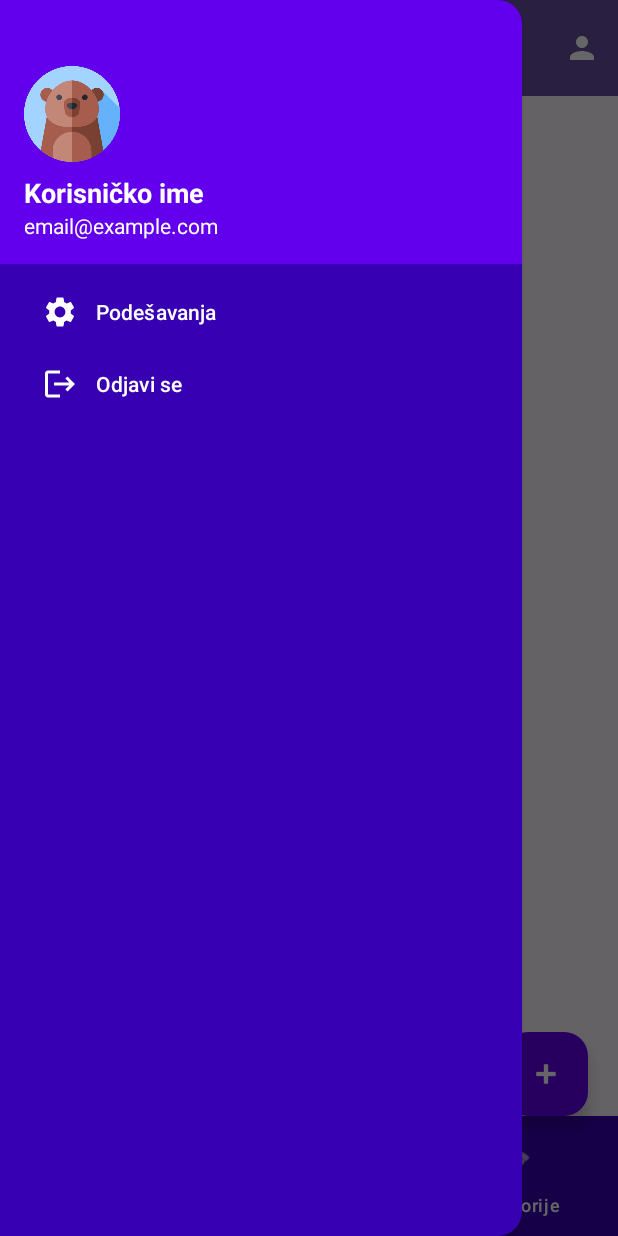
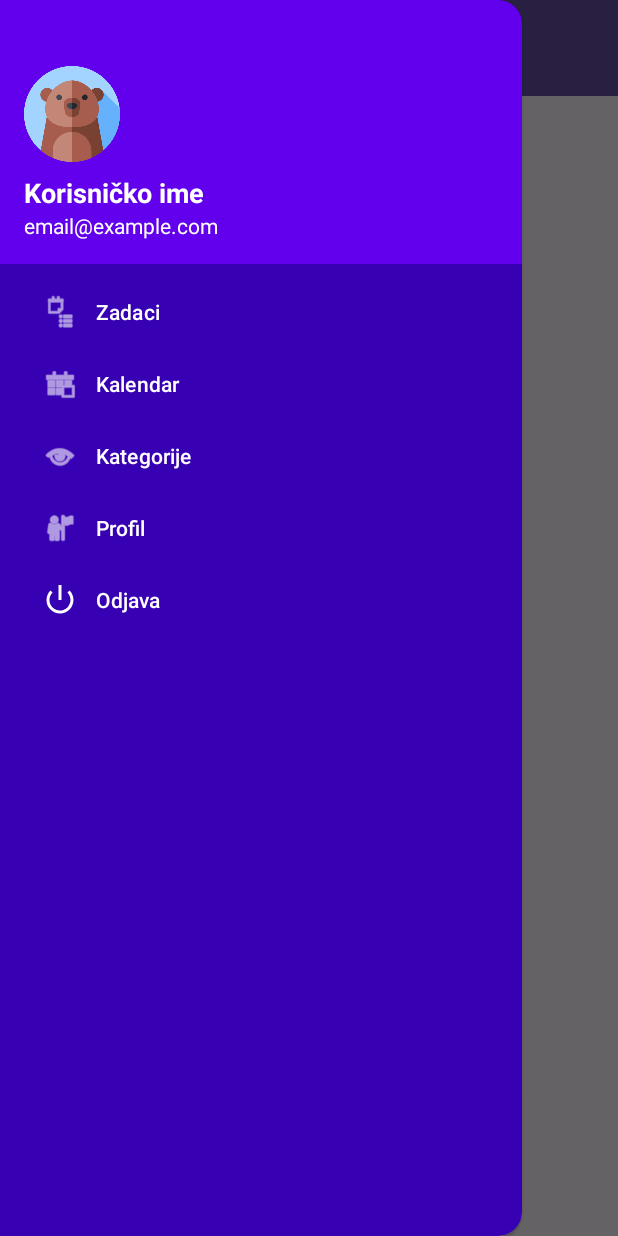
Before and after one commit to maricarijana/e2-ma-tim28-2025, an Android app: the screen it shows after launch once a user with an empty profile is signed in (MainActivity), with the side drawer open, on a phone screen of 412 x 824 dp. Run offline under Robolectric (Android 15) with nearby library versions, the light colour scheme and no system bars; our stand-ins replace Firebase (no records; nobody signed in at launch, a user with empty details on screens opened directly).

Commit message:
premjestanje u burger meni

```diff
--- a/app/src/main/res/layout/activity_main.xml
+++ b/app/src/main/res/layout/activity_main.xml
@@ -37,31 +37,9 @@
             android:layout_width="match_parent"
             android:layout_height="match_parent"
             android:layout_marginTop="?attr/actionBarSize"
-            android:layout_marginBottom="70dp"
             app:layout_behavior="@string/appbar_scrolling_view_behavior" />
 
-        <!-- 🔹 Bottom Navigation -->
-        <com.google.android.material.bottomnavigation.BottomNavigationView
-            android:id="@+id/bottom_navigation"
-            android:layout_width="match_parent"
-            android:layout_height="wrap_content"
-            android:layout_gravity="bottom"
-            app:menu="@menu/bottom_nav_menu"
-            app:itemIconTint="@color/white"
-            app:itemTextColor="@color/white"
-            app:backgroundTint="@color/purple_700" />
 
-        <!-- 🔹 FAB dugme -->
-        <com.google.android.material.floatingactionbutton.FloatingActionButton
-            android:id="@+id/fab_add_task"
-            android:layout_width="wrap_content"
-            android:layout_height="wrap_content"
-            android:layout_gravity="bottom|end"
-            android:layout_marginBottom="80dp"
-            android:layout_marginEnd="20dp"
-            android:src="@android:drawable/ic_input_add"
-            app:backgroundTint="@color/purple_500"
-            app:tint="@android:color/white" />
 
     </androidx.coordinatorlayout.widget.CoordinatorLayout>
 
--- a/app/src/main/res/menu/drawer_menu.xml
+++ b/app/src/main/res/menu/drawer_menu.xml
@@ -1,12 +1,24 @@
 <menu xmlns:android="http://schemas.android.com/apk/res/android">
     <group android:checkableBehavior="single">
         <item
-            android:id="@+id/nav_settings"
-            android:title="Podešavanja"
-            android:icon="@drawable/ic_settings" />
+            android:id="@+id/nav_tasks"
+            android:icon="@android:drawable/ic_menu_agenda"
+            android:title="Zadaci" />
+        <item
+            android:id="@+id/nav_calendar"
+            android:icon="@android:drawable/ic_menu_today"
+            android:title="Kalendar" />
+        <item
+            android:id="@+id/nav_categories"
+            android:icon="@android:drawable/ic_menu_view"
+            android:title="Kategorije" />
+        <item
+            android:id="@+id/nav_profile"
+            android:icon="@android:drawable/ic_menu_myplaces"
+            android:title="Profil" />
         <item
             android:id="@+id/nav_logout"
-            android:title="Odjavi se"
-            android:icon="@drawable/ic_logout" />
+            android:icon="@android:drawable/ic_lock_power_off"
+            android:title="Odjava" />
     </group>
 </menu>
```
Also changed, not shown: app/src/main/java/com/example/teamgame28/activities/MainActivity.java (+41 -93 lines).
